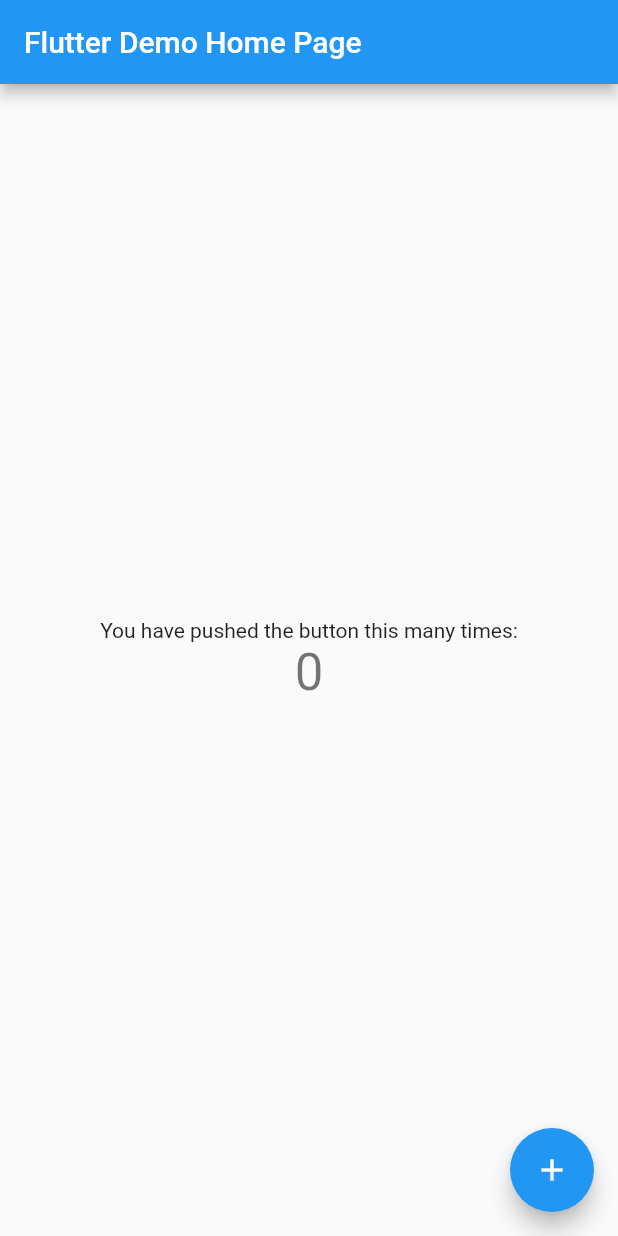
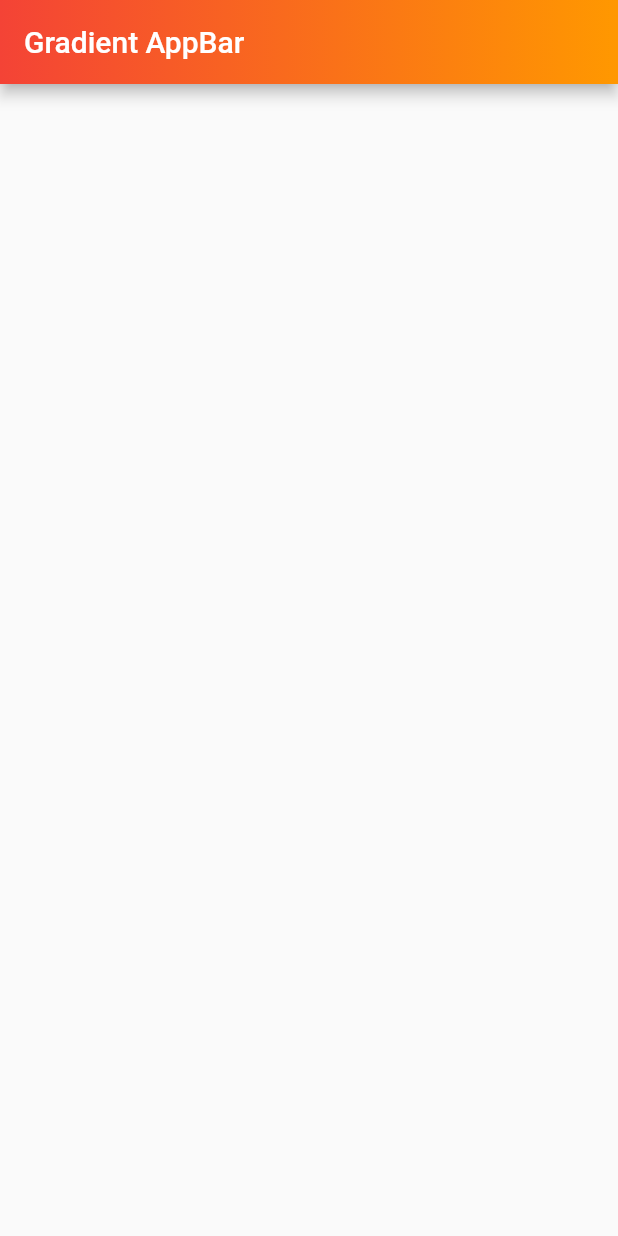
Before and after one commit to ibrahimzahir/flutter_gradient_example, a Flutter app: the screen it shows after launch, on a phone screen of 412 x 824 dp. Run offline on Flutter 3.47's test engine with Material 2 defaults, Android fonts, the light colour scheme and no system bars.

Commit message:
gradient

```diff
--- a/lib/main.dart
+++ b/lib/main.dart
@@ -1,113 +1,38 @@
 import 'package:flutter/material.dart';
 
 void main() {
-  runApp(MyApp());
+  runApp(const MyApp());
 }
 
 class MyApp extends StatelessWidget {
-  // This widget is the root of your application.
+  const MyApp({Key? key}) : super(key: key);
   @override
   Widget build(BuildContext context) {
-    return MaterialApp(
-      title: 'Flutter Demo',
-      theme: ThemeData(
-        // This is the theme of your application.
-        //
-        // Try running your application with "flutter run". You'll see the
-        // application has a blue toolbar. Then, without quitting the app, try
-        // changing the primarySwatch below to Colors.green and then invoke
-        // "hot reload" (press "r" in the console where you ran "flutter run",
-        // or simply save your changes to "hot reload" in a Flutter IDE).
-        // Notice that the counter didn't reset back to zero; the application
-        // is not restarted.
-        primarySwatch: Colors.blue,
+    return const MaterialApp(
+        // Remove the debug banner
+        debugShowCheckedModeBanner: false,
+        title: 'Gradient AppBar',
+        home: HomePage());
+  }
+}
+
+class HomePage extends StatelessWidget {
+  const HomePage({Key? key}) : super(key: key);
+  @override
+  Widget build(BuildContext context) {
+    return Scaffold(
+      // implement the app bar
+      appBar: AppBar(
+        title: const Text('Gradient AppBar'),
+        flexibleSpace: Container(
+          decoration: const BoxDecoration(
+            gradient: LinearGradient(
+                begin: Alignment.centerLeft,
+                end: Alignment.centerRight,
+                colors: [Colors.red, Colors.orange]),
+          ),
+        ),
       ),
-      home: MyHomePage(title: 'Flutter Demo Home Page'),
     );
   }
 }
-
-class MyHomePage extends StatefulWidget {
-  MyHomePage({Key? key, required this.title}) : super(key: key);
-
-  // This widget is the home page of your application. It is stateful, meaning
-  // that it has a State object (defined below) that contains fields that affect
-  // how it looks.
-
-  // This class is the configuration for the state. It holds the values (in this
-  // case the title) provided by the parent (in this case the App widget) and
-  // used by the build method of the State. Fields in a Widget subclass are
-  // always marked "final".
-
-  final String title;
-
-  @override
-  _MyHomePageState createState() => _MyHomePageState();
-}
-
-class _MyHomePageState extends State<MyHomePage> {
-  int _counter = 0;
-
-  void _incrementCounter() {
-    setState(() {
-      // This call to setState tells the Flutter framework that something has
-      // changed in this State, which causes it to rerun the build method below
-      // so that the display can reflect the updated values. If we changed
-      // _counter without calling setState(), then the build method would not be
-      // called again, and so nothing would appear to happen.
-      _counter++;
-    });
-  }
-
-  @override
-  Widget build(BuildContext context) {
-    // This method is rerun every time setState is called, for instance as done
-    // by the _incrementCounter method above.
-    //
-    // The Flutter framework has been optimized to make rerunning build methods
-    // fast, so that you can just rebuild anything that needs updating rather
-    // than having to individually change instances of widgets.
-    return Scaffold(
-      appBar: AppBar(
-        // Here we take the value from the MyHomePage object that was created by
-        // the App.build method, and use it to set our appbar title.
-        title: Text(widget.title),
-      ),
-      body: Center(
-        // Center is a layout widget. It takes a single child and positions it
-        // in the middle of the parent.
-        child: Column(
-          // Column is also a layout widget. It takes a list of children and
-          // arranges them vertically. By default, it sizes itself to fit its
-          // children horizontally, and tries to be as tall as its parent.
-          //
-          // Invoke "debug painting" (press "p" in the console, choose the
-          // "Toggle Debug Paint" action from the Flutter Inspector in Android
-          // Studio, or the "Toggle Debug Paint" command in Visual Studio Code)
-          // to see the wireframe for each widget.
-          //
-          // Column has various properties to control how it sizes itself and
-          // how it positions its children. Here we use mainAxisAlignment to
-          // center the children vertically; the main axis here is the vertical
-          // axis because Columns are vertical (the cross axis would be
-          // horizontal).
-          mainAxisAlignment: MainAxisAlignment.center,
-          children: <Widget>[
-            Text(
-              'You have pushed the button this many times:',
-            ),
-            Text(
-              '$_counter',
-              style: Theme.of(context).textTheme.headline4,
-            ),
-          ],
-        ),
-      ),
-      floatingActionButton: FloatingActionButton(
-        onPressed: _incrementCounter,
-        tooltip: 'Increment',
-        child: Icon(Icons.add),
-      ), // This trailing comma makes auto-formatting nicer for build methods.
-    );
-  }
-}
```
